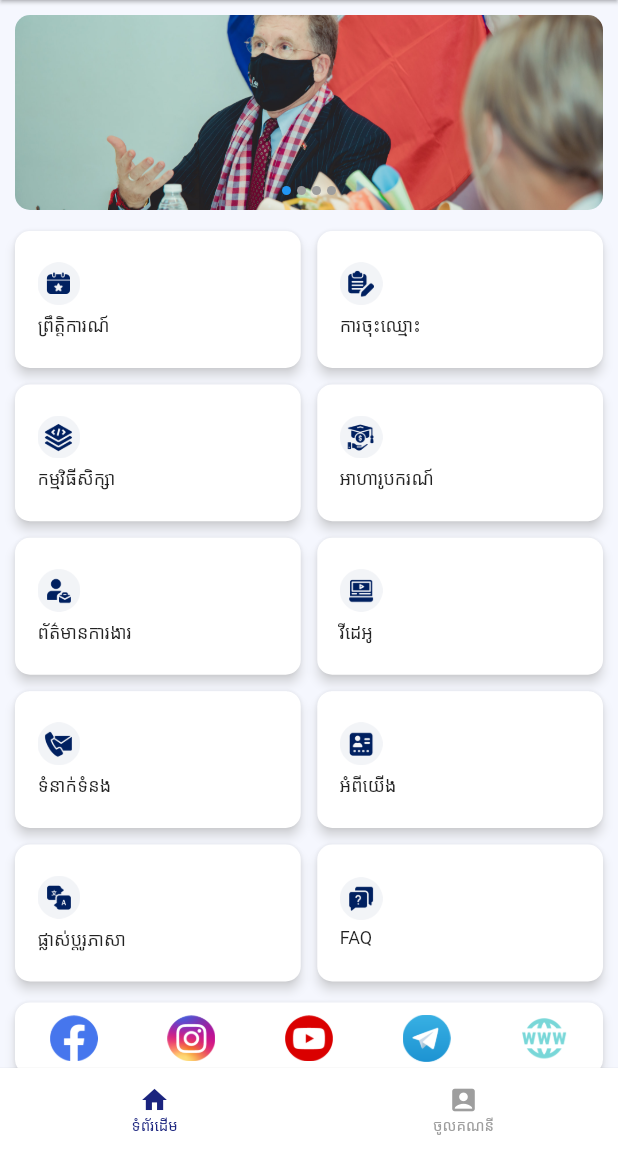
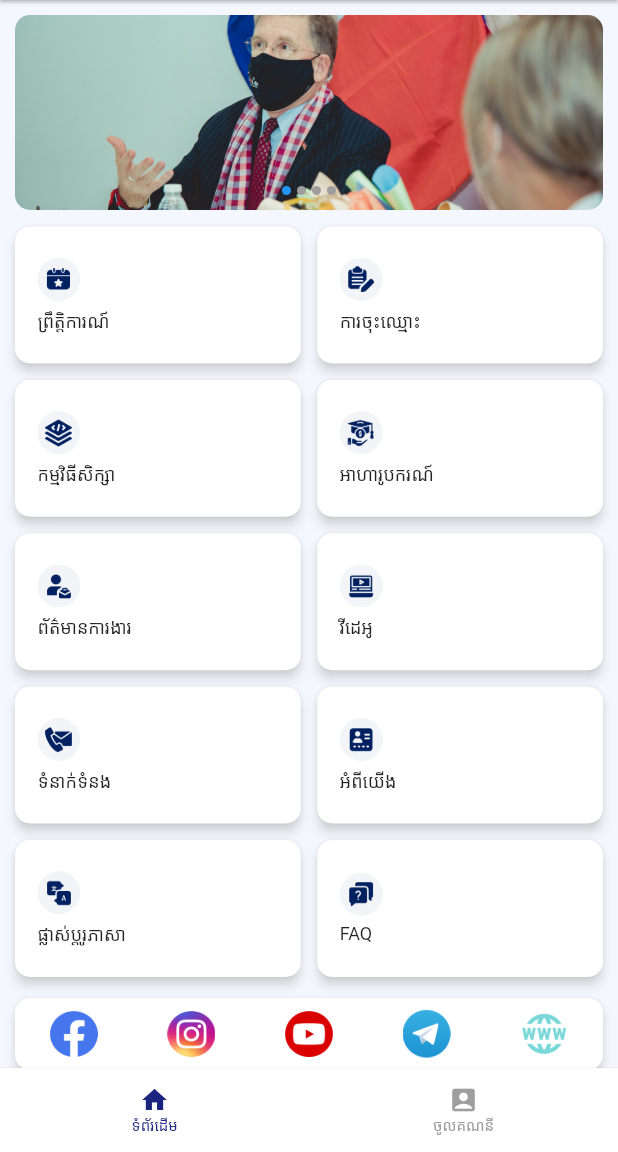
Before and after one commit to Vouchlang/gridview_builder, a Flutter app: the screen it shows after launch, on a phone screen of 412 x 824 dp, the part 84-1236 px from its top. Run offline on Flutter 3.47's test engine with Material 2 defaults, Android fonts, the phone set to English and light mode, and no system bars; drawn by our look-alikes of flutter_image_slideshow; our stand-ins replace flutter_spinkit, readmore, youtube_player_flutter; Roboto replaces fonts that are missing (KhmerOSbattambang).

```diff
--- a/lib/Grid_Home.dart
+++ b/lib/Grid_Home.dart
@@ -160,7 +160,7 @@ class _grid_homeState extends State<grid_home> {
                   ),
                 ),
               ),
-              SizedBox(height: 10,),
+              SizedBox(height: 7,),
               Expanded(
                 child: GridView.count(
                   shrinkWrap: true,
```
